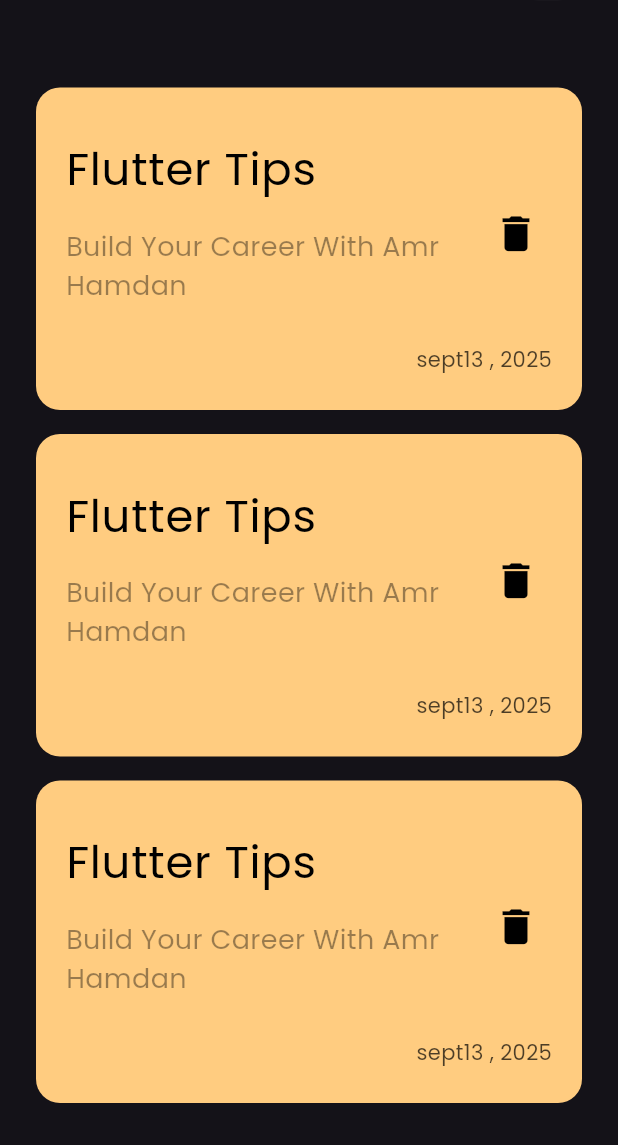
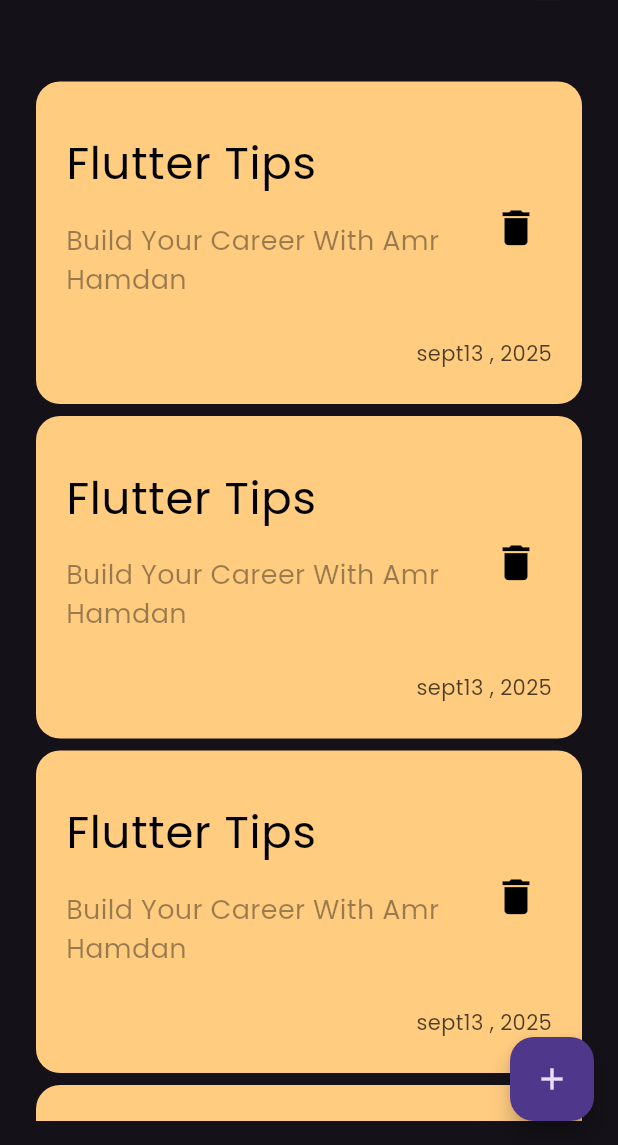
Before and after one commit to AMR5444/Note_App, a Flutter app: the screen it shows after launch, on a phone screen of 412 x 824 dp, the part 91-1236 px from its top. Run offline on Flutter 3.47's test engine with Material 3 defaults, Android fonts, the phone set to English and light mode, and no system bars; our stand-ins replace pdf, printing.

Commit message:
Add floating Action Button

```diff
--- a/lib/views/NotsPage_View.dart
+++ b/lib/views/NotsPage_View.dart
@@ -6,6 +6,12 @@ class NotspageView extends StatelessWidget {
 
   @override
   Widget build(BuildContext context) {
-    return Scaffold(body: NotsViewBody());
+    return Scaffold(
+      floatingActionButton: FloatingActionButton(
+        onPressed: () {},
+        child: Icon(Icons.add),
+      ),
+      body: NotsViewBody(),
+    );
   }
 }
--- a/lib/views/Widget/Custom_Note_ListView.dart
+++ b/lib/views/Widget/Custom_Note_ListView.dart
@@ -9,7 +9,7 @@ class NotesListView extends StatelessWidget {
     return ListView.builder(
       itemBuilder: (context, index) {
         return Padding(
-          padding: const EdgeInsets.symmetric(vertical: 8),
+          padding: const EdgeInsets.symmetric(vertical: 4),
           child: NoteAItem(),
         );
       },
```
